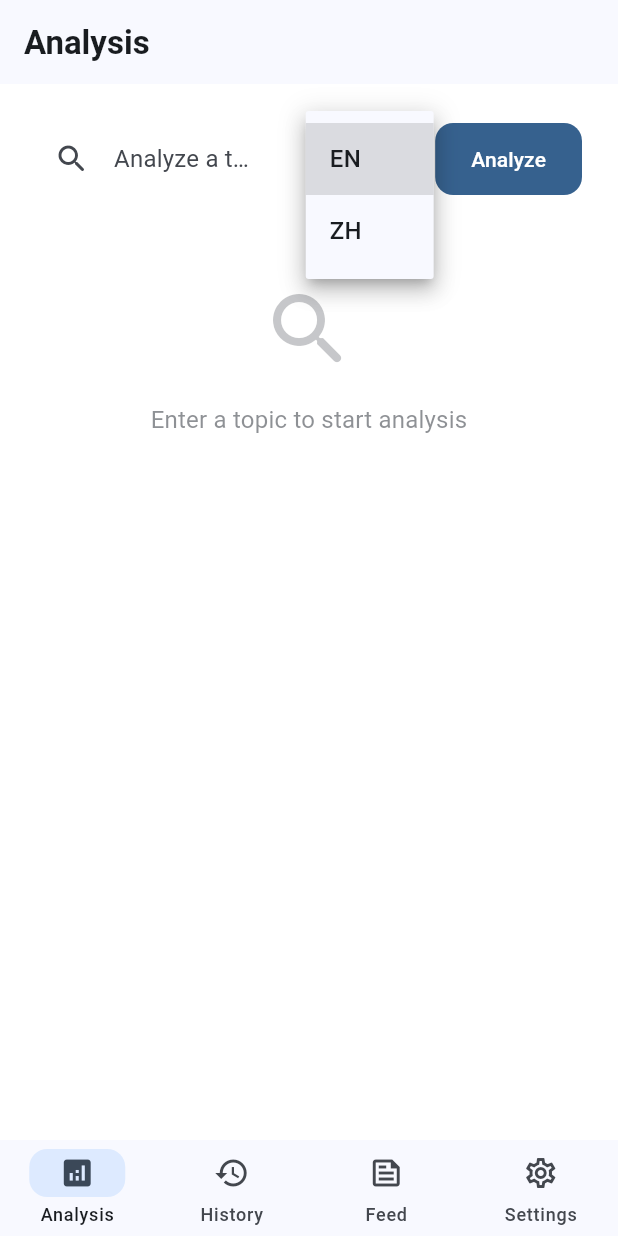
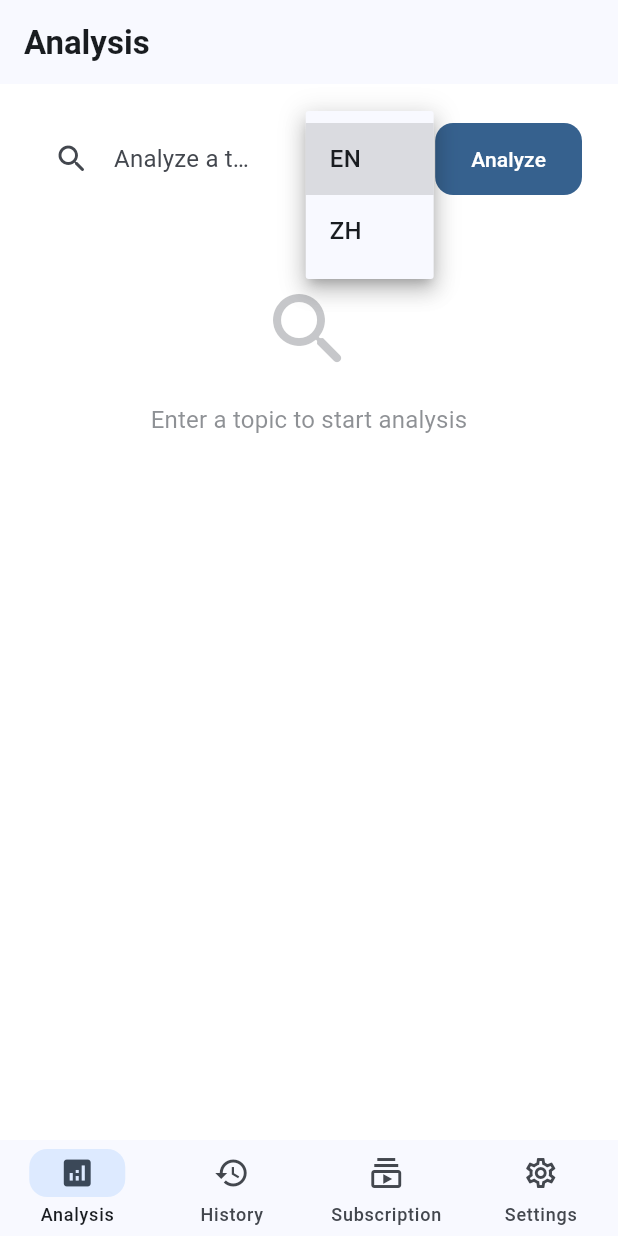
Before and after one commit to nil-byte/TrendPulseNew, a Flutter app: the screen it shows after launch, after a tap on "EN", on a phone screen of 412 x 824 dp. Run offline on Flutter 3.47's test engine with Material 3 defaults, Android fonts, the phone set to English and light mode, and no system bars; our stand-ins replace dio, flutter_riverpod, go_router, shared_preferences, shimmer; network calls fail.

Commit message:
refactor(app): restructure router with new information architecture
Replace ShellRoute with StatefulShellRoute.indexedStack for tab state
preservation. Update bottom nav from 4 tabs (Analysis/History/Feed/Settings)
to new IA (Analysis/History/Subscription/Settings) with localized labels.

Add nested routes: detail pages under history and subscription, subscription
form (new/edit), and subscription tasks. Top-level /detail/:taskId for
analysis push navigation.

Create placeholder pages for detail, subscription, subscription_form, and
subscription_tasks features (to be implemented in F3-F7).

```diff
--- a/app/lib/app.dart
+++ b/app/lib/app.dart
@@ -4,31 +4,42 @@ import 'package:go_router/go_router.dart';
 
 import 'core/theme/app_theme.dart';
 import 'features/analysis/presentation/pages/analysis_page.dart';
-import 'features/feed/presentation/pages/feed_page.dart';
+import 'features/detail/presentation/pages/detail_page.dart';
+import 'features/history/presentation/pages/history_page.dart';
 import 'features/settings/presentation/pages/settings_page.dart';
 import 'features/settings/presentation/providers/settings_provider.dart';
+import 'features/subscription/presentation/pages/subscription_form_page.dart';
+import 'features/subscription/presentation/pages/subscription_page.dart';
+import 'features/subscription/presentation/pages/subscription_tasks_page.dart';
 import 'l10n/app_localizations.dart';
 
-class _PlaceholderPage extends StatelessWidget {
-  final String title;
-  const _PlaceholderPage({required this.title});
-
-  @override
-  Widget build(BuildContext context) {
-    return Scaffold(
-      appBar: AppBar(title: Text(title)),
-      body: Center(
-        child: Text(title, style: Theme.of(context).textTheme.headlineMedium),
-      ),
-    );
-  }
-}
+final _rootNavigatorKey = GlobalKey<NavigatorState>();
+final _analysisShellKey = GlobalKey<NavigatorState>(debugLabel: 'analysis');
+final _historyShellKey = GlobalKey<NavigatorState>(debugLabel: 'history');
+final _subscriptionShellKey =
+    GlobalKey<NavigatorState>(debugLabel: 'subscription');
+final _settingsShellKey = GlobalKey<NavigatorState>(debugLabel: 'settings');
 
 final _router = GoRouter(
+  navigatorKey: _rootNavigatorKey,
   initialLocation: '/analysis',
   routes: [
-    ShellRoute(
-      builder: (context, state, child) => _ScaffoldWithNav(child: child),
+    // Top-level detail push (from analysis search)
+    GoRoute(
+      parentNavigatorKey: _rootNavigatorKey,
+      path: '/detail/:taskId',
+      builder: (context, state) => DetailPage(
+        taskId: state.pathParameters['taskId']!,
+      ),
+    ),
+
+    StatefulShellRoute.indexedStack(
+      builder: (context, state, navigationShell) =>
+          _ScaffoldWithNav(navigationShell: navigationShell),
+      branches: [
+        // Tab 0: Analysis
+        StatefulShellBranch(
+          navigatorKey: _analysisShellKey,
           routes: [
             GoRoute(
               path: '/analysis',
@@ -36,18 +47,74 @@ final _router = GoRouter(
                 child: AnalysisPage(),
               ),
             ),
+          ],
+        ),
+
+        // Tab 1: History
+        StatefulShellBranch(
+          navigatorKey: _historyShellKey,
+          routes: [
             GoRoute(
               path: '/history',
               pageBuilder: (context, state) => const NoTransitionPage(
-            child: _PlaceholderPage(title: 'History'),
+                child: HistoryPage(),
+              ),
+              routes: [
+                GoRoute(
+                  path: 'detail/:taskId',
+                  builder: (context, state) => DetailPage(
+                    taskId: state.pathParameters['taskId']!,
+                  ),
+                ),
+              ],
+            ),
+          ],
+        ),
+
+        // Tab 2: Subscription
+        StatefulShellBranch(
+          navigatorKey: _subscriptionShellKey,
+          routes: [
+            GoRoute(
+              path: '/subscription',
+              pageBuilder: (context, state) => const NoTransitionPage(
+                child: SubscriptionPage(),
+              ),
+              routes: [
+                GoRoute(
+                  path: 'new',
+                  builder: (context, state) =>
+                      const SubscriptionFormPage(),
+                ),
+                GoRoute(
+                  path: ':subId/edit',
+                  builder: (context, state) => SubscriptionFormPage(
+                    subId: state.pathParameters['subId'],
                   ),
                 ),
                 GoRoute(
-          path: '/feed',
-          pageBuilder: (context, state) => const NoTransitionPage(
-            child: FeedPage(),
+                  path: ':subId/tasks',
+                  builder: (context, state) => SubscriptionTasksPage(
+                    subId: state.pathParameters['subId']!,
+                  ),
+                  routes: [
+                    GoRoute(
+                      path: 'detail/:taskId',
+                      builder: (context, state) => DetailPage(
+                        taskId: state.pathParameters['taskId']!,
                       ),
                     ),
+                  ],
+                ),
+              ],
+            ),
+          ],
+        ),
+
+        // Tab 3: Settings
+        StatefulShellBranch(
+          navigatorKey: _settingsShellKey,
+          routes: [
             GoRoute(
               path: '/settings',
               pageBuilder: (context, state) => const NoTransitionPage(
@@ -57,60 +124,44 @@ final _router = GoRouter(
           ],
         ),
       ],
+    ),
+  ],
 );
 
 class _ScaffoldWithNav extends StatelessWidget {
-  final Widget child;
-  const _ScaffoldWithNav({required this.child});
+  final StatefulNavigationShell navigationShell;
 
-  static int _calculateSelectedIndex(BuildContext context) {
-    final location = GoRouterState.of(context).uri.path;
-    if (location.startsWith('/analysis')) return 0;
-    if (location.startsWith('/history')) return 1;
-    if (location.startsWith('/feed')) return 2;
-    if (location.startsWith('/settings')) return 3;
-    return 0;
-  }
+  const _ScaffoldWithNav({required this.navigationShell});
 
   @override
   Widget build(BuildContext context) {
-    final selectedIndex = _calculateSelectedIndex(context);
+    final l10n = AppLocalizations.of(context)!;
     return Scaffold(
-      body: child,
+      body: navigationShell,
       bottomNavigationBar: NavigationBar(
-        selectedIndex: selectedIndex,
-        onDestinationSelected: (index) {
-          switch (index) {
-            case 0:
-              context.go('/analysis');
-            case 1:
-              context.go('/history');
-            case 2:
-              context.go('/feed');
-            case 3:
-              context.go('/settings');
-          }
-        },
-        destinations: const [
+        selectedIndex: navigationShell.currentIndex,
+        onDestinationSelected: (index) =>
+            navigationShell.goBranch(index, initialLocation: index == navigationShell.currentIndex),
+        destinations: [
           NavigationDestination(
-            icon: Icon(Icons.analytics_outlined),
-            selectedIcon: Icon(Icons.analytics),
-            label: 'Analysis',
+            icon: const Icon(Icons.analytics_outlined),
+            selectedIcon: const Icon(Icons.analytics),
+            label: l10n.analysisTab,
           ),
           NavigationDestination(
-            icon: Icon(Icons.history_outlined),
-            selectedIcon: Icon(Icons.history),
-            label: 'History',
+            icon: const Icon(Icons.history_outlined),
+            selectedIcon: const Icon(Icons.history),
+            label: l10n.historyTab,
           ),
           NavigationDestination(
-            icon: Icon(Icons.feed_outlined),
-            selectedIcon: Icon(Icons.feed),
-            label: 'Feed',
+            icon: const Icon(Icons.subscriptions_outlined),
+            selectedIcon: const Icon(Icons.subscriptions),
+            label: l10n.subscriptionTab,
           ),
           NavigationDestination(
-            icon: Icon(Icons.settings_outlined),
-            selectedIcon: Icon(Icons.settings),
-            label: 'Settings',
+            icon: const Icon(Icons.settings_outlined),
+            selectedIcon: const Icon(Icons.settings),
+            label: l10n.settingsTab,
           ),
         ],
       ),
```
Also changed, not shown: app/lib/features/detail/presentation/pages/detail_page.dart (added, +20 -0 lines), app/lib/features/subscription/presentation/pages/subscription_form_page.dart (added, +21 -0 lines), app/lib/features/subscription/presentation/pages/subscription_page.dart (added, +18 -0 lines), app/lib/features/subscription/presentation/pages/subscription_tasks_page.dart (added, +20 -0 lines). Lines whose indentation alone changed are shown as unchanged.
